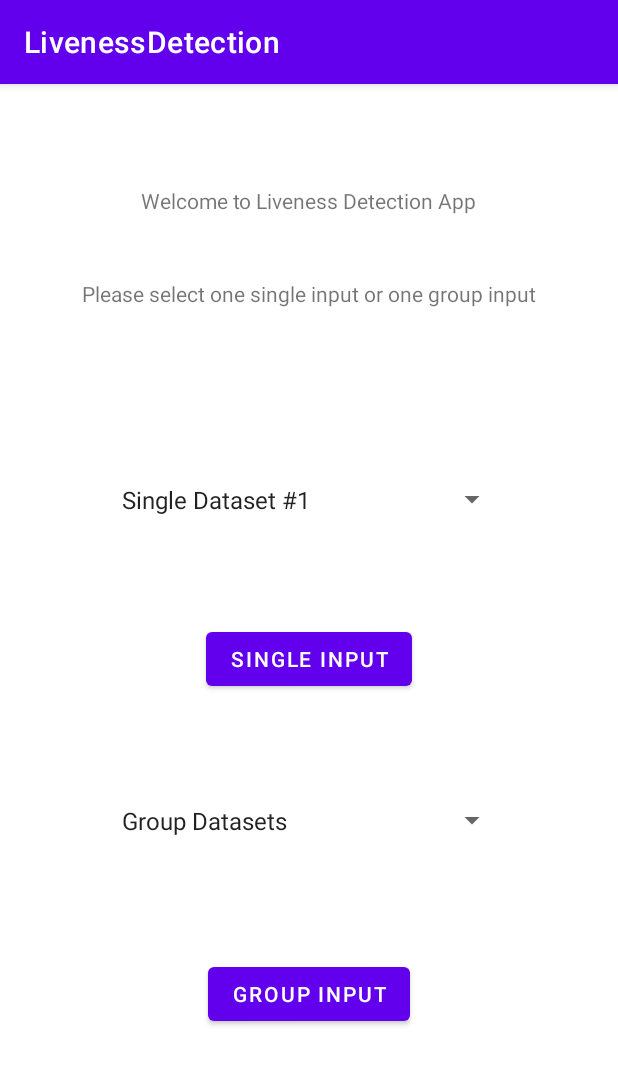
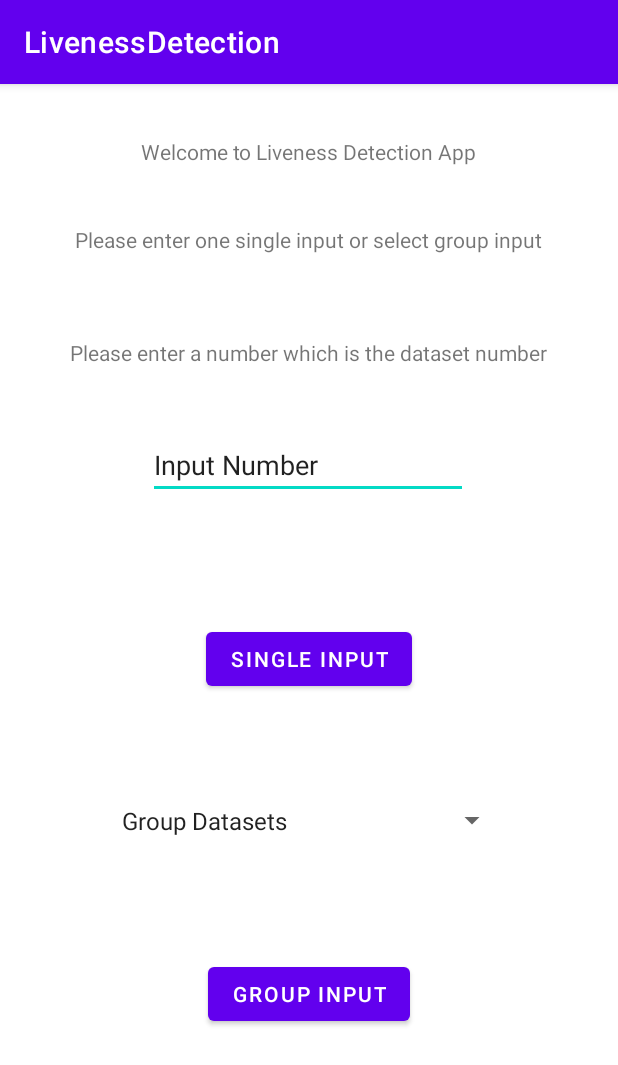
Before and after one commit to Jiaqing-ASU/AndroidStudio, an Android app: the screen it shows after launch (MainActivity), on a phone screen of 412 x 824 dp. Shown: the top 1065 px of the screen. Run offline under Robolectric (Android 15) with nearby library versions, the phone set to English and light mode, and no system bars.

Commit message:
Update single input

```diff
--- a/LivenessDetection/app/src/main/java/com/example/livenessdetection/GroupInputActivity.java
+++ b/LivenessDetection/app/src/main/java/com/example/livenessdetection/GroupInputActivity.java
@@ -129,7 +129,7 @@ public class GroupInputActivity extends AppCompatActivity implements View.OnClic
 
     public TextView textView(String message, int color) {
         if (null == message || message.trim().isEmpty()) {
-            message = selected_result_group;
+            message = "all";
         }
         TextView tv = new TextView(this);
         tv.setTextColor(color);
--- a/LivenessDetection/app/src/main/java/com/example/livenessdetection/MainActivity.java
+++ b/LivenessDetection/app/src/main/java/com/example/livenessdetection/MainActivity.java
@@ -7,6 +7,7 @@ import android.os.Bundle;
 import android.view.View;
 import android.widget.AdapterView;
 import android.widget.Button;
+import android.widget.EditText;
 import android.widget.Spinner;
 
 public class MainActivity extends AppCompatActivity {
@@ -19,16 +20,7 @@ public class MainActivity extends AppCompatActivity {
         super.onCreate(savedInstanceState);
         setContentView(R.layout.activity_main);
 
-        Spinner sp_select_single = (Spinner)findViewById(R.id.spinner);
-        sp_select_single.setOnItemSelectedListener(new Spinner.OnItemSelectedListener() {
-            @Override
-            public void onItemSelected(AdapterView<?> parent, View view, int position, long id){
-                selected_result_single = (String) sp_select_single.getSelectedItem();
-            }
-            @Override
-            public void onNothingSelected(AdapterView<?> parent) {
-            }
-        });
+        EditText et_select_single = (EditText)findViewById(R.id.editText);
 
         Spinner sp_select_group = (Spinner)findViewById(R.id.spinner2);
         sp_select_group.setOnItemSelectedListener(new Spinner.OnItemSelectedListener() {
@@ -46,6 +38,7 @@ public class MainActivity extends AppCompatActivity {
             @Override
             public void onClick(View v) {
                 Intent intent_single = new Intent(MainActivity.this, SingleInputActivity.class);
+                selected_result_single = et_select_single.getText().toString();
                 intent_single.putExtra("selected_item_single",selected_result_single);
                 startActivity(intent_single);
             }
--- a/LivenessDetection/app/src/main/res/layout/activity_main.xml
+++ b/LivenessDetection/app/src/main/res/layout/activity_main.xml
@@ -37,29 +37,19 @@
         app:layout_constraintEnd_toEndOf="parent"
         app:layout_constraintStart_toStartOf="parent"
         app:layout_constraintTop_toTopOf="parent"
-        app:layout_constraintVertical_bias="0.091" />
+        app:layout_constraintVertical_bias="0.047" />
 
     <TextView
         android:id="@+id/textView2"
         android:layout_width="wrap_content"
         android:layout_height="wrap_content"
-        android:text="Please select one single input or one group input"
+        android:text="Please enter one single input or select group input"
         app:layout_constraintBottom_toBottomOf="parent"
         app:layout_constraintEnd_toEndOf="parent"
+        app:layout_constraintHorizontal_bias="0.494"
         app:layout_constraintStart_toStartOf="parent"
         app:layout_constraintTop_toTopOf="parent"
-        app:layout_constraintVertical_bias="0.174" />
-
-    <Spinner
-        android:id="@+id/spinner"
-        android:layout_width="265dp"
-        android:layout_height="55dp"
-        app:layout_constraintBottom_toBottomOf="parent"
-        app:layout_constraintEnd_toEndOf="parent"
-        app:layout_constraintStart_toStartOf="parent"
-        app:layout_constraintTop_toTopOf="parent"
-        app:layout_constraintVertical_bias="0.35"
-        android:entries="@array/singledatasets"/>
+        app:layout_constraintVertical_bias="0.126" />
 
     <Spinner
         android:id="@+id/spinner2"
@@ -71,4 +61,31 @@
         app:layout_constraintTop_toTopOf="parent"
         app:layout_constraintVertical_bias="0.65"
         android:entries="@array/groupdatasets"/>
+
+    <EditText
+        android:id="@+id/editText"
+        android:layout_width="wrap_content"
+        android:layout_height="wrap_content"
+        android:ems="10"
+        android:inputType="textPersonName"
+        android:text="Input Number"
+        app:layout_constraintBottom_toBottomOf="parent"
+        app:layout_constraintEnd_toEndOf="parent"
+        app:layout_constraintHorizontal_bias="0.497"
+        app:layout_constraintStart_toStartOf="parent"
+        app:layout_constraintTop_toTopOf="parent"
+        app:layout_constraintVertical_bias="0.32" />
+
+    <TextView
+        android:id="@+id/textView9"
+        android:layout_width="wrap_content"
+        android:layout_height="wrap_content"
+        android:text="Please enter a number which is the dataset number"
+        app:layout_constraintBottom_toBottomOf="parent"
+        app:layout_constraintEnd_toEndOf="parent"
+        app:layout_constraintHorizontal_bias="0.498"
+        app:layout_constraintStart_toStartOf="parent"
+        app:layout_constraintTop_toTopOf="parent"
+        app:layout_constraintVertical_bias="0.226" />
+
 </androidx.constraintlayout.widget.ConstraintLayout>
```
